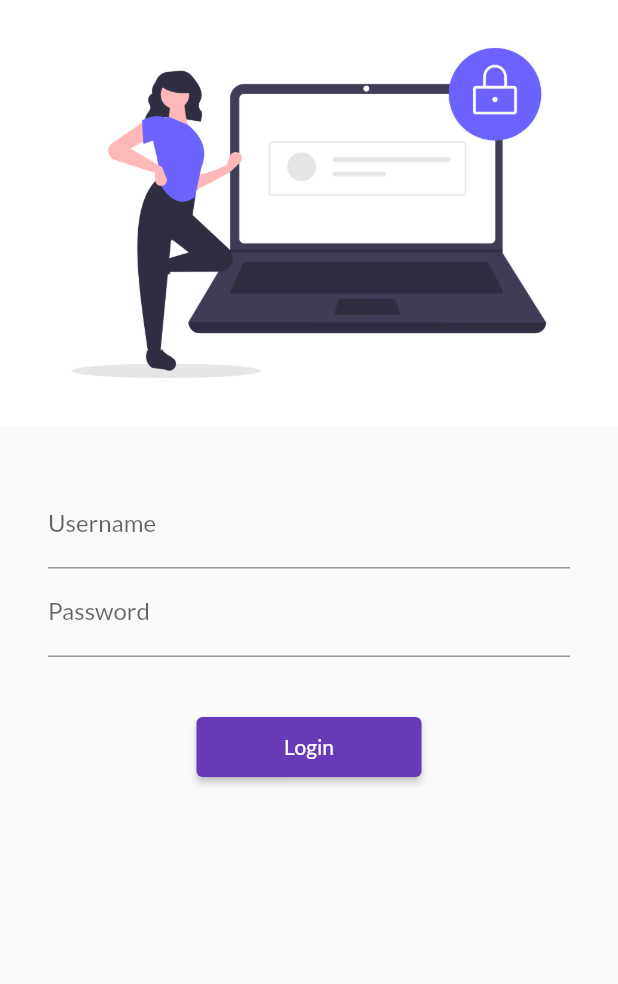
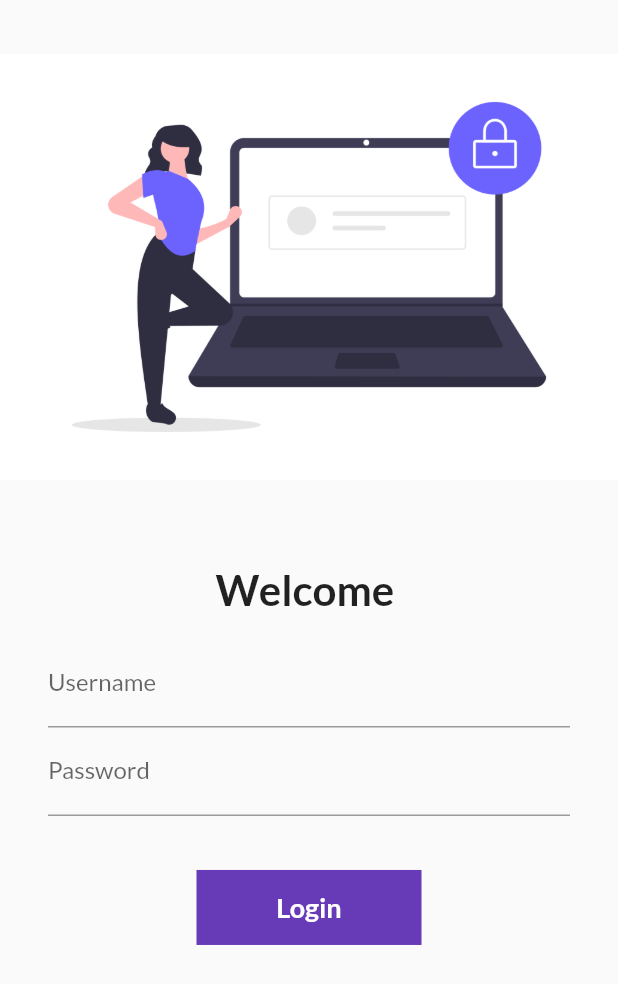
Before and after one commit to SARBJOT2084/catalog-app, a Flutter app: the screen it shows after launch, on a phone screen of 412 x 824 dp. Shown: the top 984 px of the screen. Run offline on Flutter 3.47's test engine with Material 2 defaults, Android fonts, the phone set to English and light mode, and no system bars; our stand-ins replace google_fonts.

Commit message:
Day 6 completed

```diff
--- a/flutter_catalog/lib/pages/login_page.dart
+++ b/flutter_catalog/lib/pages/login_page.dart
@@ -1,36 +1,59 @@
 import 'package:flutter/material.dart';
 import 'package:flutter_catalog/utils/routes.dart';
 
-class LoginPage extends StatelessWidget {
+class LoginPage extends StatefulWidget {
   const LoginPage({super.key});
+
+  @override
+  State<LoginPage> createState() => _LoginPageState();
+}
+
+class _LoginPageState extends State<LoginPage> {
   // list in flutter
+
+  String name = "";
+  bool changeButton = false;
   @override
   Widget build(BuildContext context) {
     return Material(
       child: SingleChildScrollView(
         child: Column(
           children: [
-          Image.asset(
+            Padding(
+              padding: const EdgeInsets.symmetric(vertical: 36.0),
+              child: Image.asset(
                 "assets/images/login.png",
                 fit: BoxFit.cover,
               ),
-          SizedBox(
+            ),
+            const SizedBox(
               height: 20.0,
             ),
+            Text(
+              "Welcome $name",
+              style: const TextStyle(
+                fontSize: 28,
+                fontWeight: FontWeight.bold,
+              ),
+            ),
             Padding(
-              padding:
-                  const EdgeInsets.symmetric(vertical: 16.0, horizontal: 32.0),
+                padding: const EdgeInsets.symmetric(
+                    vertical: 16.0, horizontal: 32.0),
                 child: Column(
                   children: [
                     TextFormField(
-                    decoration: InputDecoration(
+                      decoration: const InputDecoration(
                         hintText: "Enter username",
                         labelText: "Username",
                       ),
+                      onChanged: (value) {
+                        name = value;
+                        setState(() {});
+                      },
                     ),
                     TextFormField(
                       obscureText: true,
-                    decoration: InputDecoration(
+                      decoration: const InputDecoration(
                         hintText: "Enter password",
                         labelText: "Password",
                       ),
@@ -41,15 +64,49 @@ class LoginPage extends StatelessWidget {
             SizedBox(
               height: 20.0,
             ),
-          ElevatedButton(
-            child: Text("Login"),
-            style: TextButton.styleFrom(minimumSize: const Size(150, 40)),
-            onPressed: () {
+            // ElevatedButton(
+            //   style: TextButton.styleFrom(minimumSize: const Size(150, 40)),
+            //   onPressed: () {
+            //     Navigator.pushNamed(context, MyRoutes.homeRoute);
+            //   },
+            //   child: const Text("Login"),
+            // )
+            InkWell(
+              onTap: () async {
+                setState(() {
+                  changeButton = true;
+                });
+                await Future.delayed(const Duration(seconds: 1));
+
+                // ignore: use_build_context_synchronously
                 Navigator.pushNamed(context, MyRoutes.homeRoute);
               },
+              child: AnimatedContainer(
+                duration: const Duration(seconds: 1),
+                width: changeButton ? 50 : 150,
+                height: 50,
+                alignment: Alignment.center,
+                decoration: BoxDecoration(
+                  color: Colors.deepPurple,
+                  shape: changeButton ? BoxShape.circle : BoxShape.rectangle,
+                  // borderRadius: BorderRadius.circular(changeButton ? 20 : 8)
+                ),
+                child: changeButton
+                    ? const Icon(
+                        Icons.done,
+                        color: Colors.white,
                       )
+                    : const Text("Login",
+                        style: TextStyle(
+                          color: Colors.white,
+                          fontWeight: FontWeight.bold,
+                          fontSize: 18,
+                        )),
+              ),
+            ),
           ],
-      )),
+        ),
+      ),
     );
   }
 }
```
Lines whose indentation alone changed are shown as unchanged.
